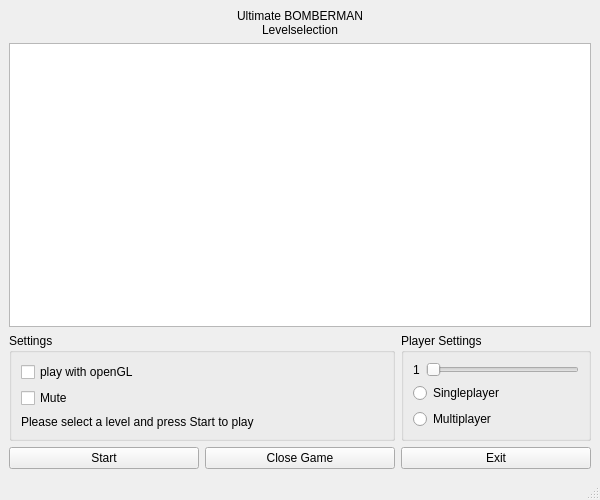
This is main/gui/startwindow.ui in benediktibk/bomberman as Qt 5 draws it before an edit. The edited form follows.
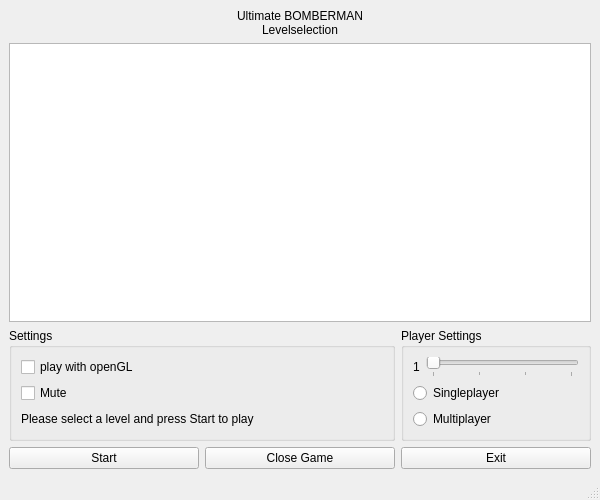
This is the edited form.

Commit message: first connect of slider

Patch:
```diff
--- a/main/gui/startwindow.ui
+++ b/main/gui/startwindow.ui
@@ -147,6 +147,9 @@
            <verstretch>0</verstretch>
           </sizepolicy>
          </property>
+         <property name="minimum">
+          <number>1</number>
+         </property>
          <property name="maximum">
           <number>4</number>
          </property>
@@ -156,6 +159,12 @@
          <property name="orientation">
           <enum>Qt::Horizontal</enum>
          </property>
+         <property name="tickPosition">
+          <enum>QSlider::TicksBelow</enum>
+         </property>
+         <property name="tickInterval">
+          <number>1</number>
+         </property>
         </widget>
        </item>
        <item row="1" column="0" colspan="2">
```
The commit also changes 1 other file.
